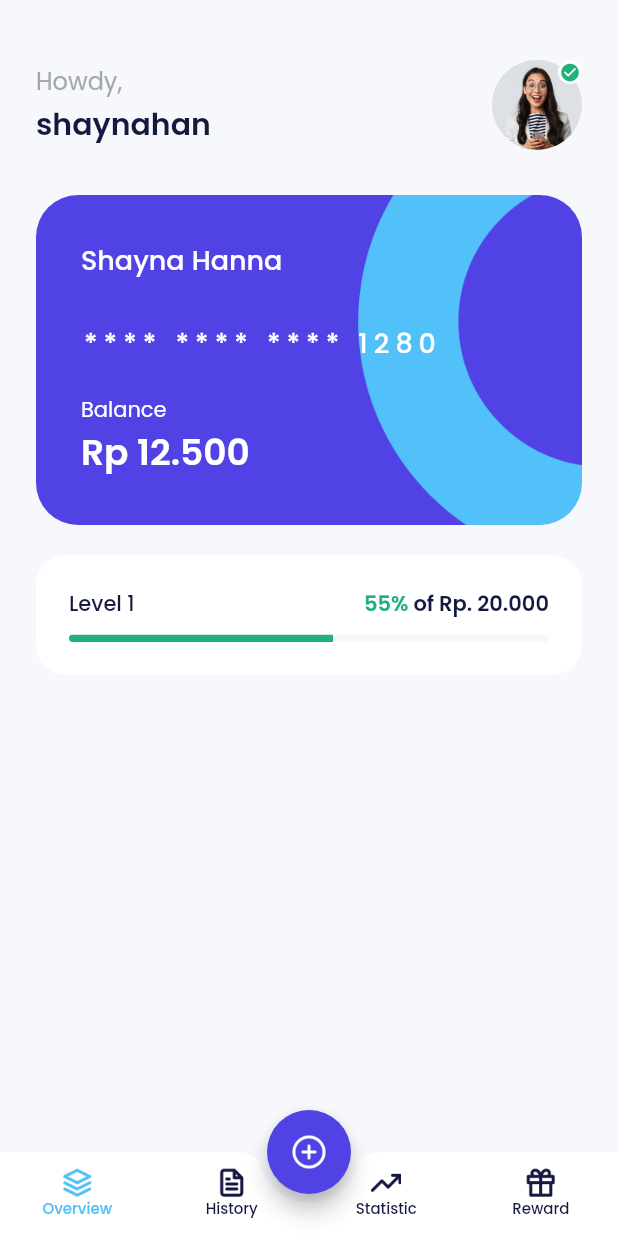
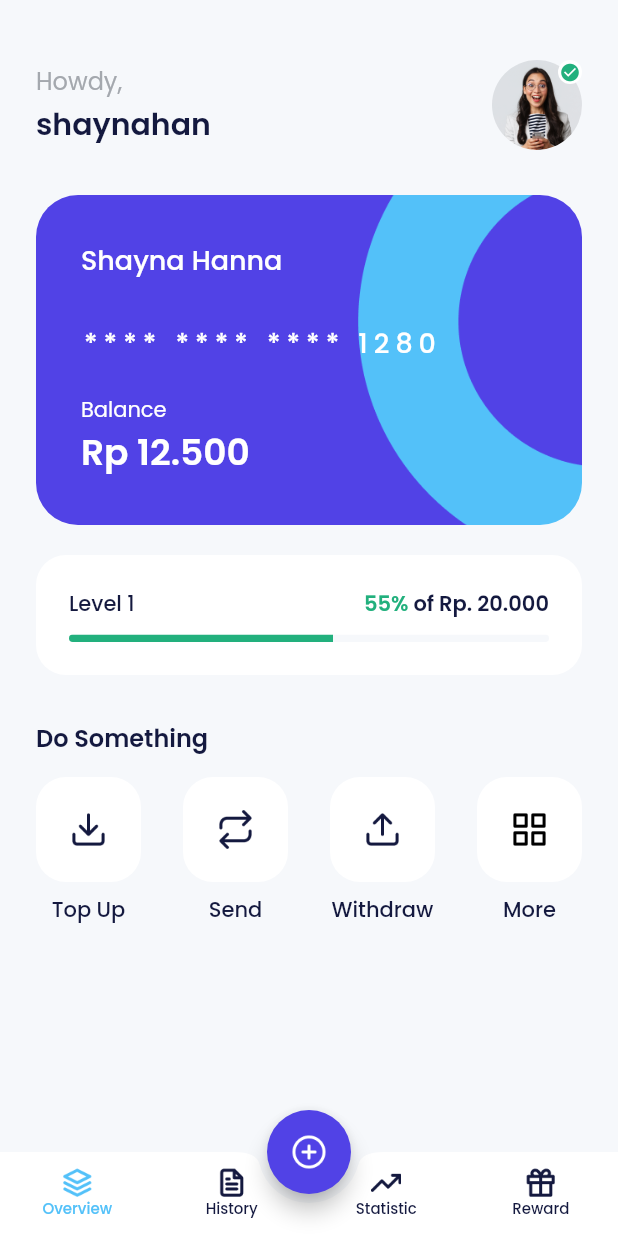
Before and after one commit to rizalfadiaalfikri/bank-sha, a Flutter app: the HomePage screen opened by its route, on a phone screen of 412 x 824 dp. Run offline on Flutter 3.47's test engine with Material 2 defaults, Android fonts, the phone set to English and light mode, and no system bars; our stand-ins replace carousel_slider, google_fonts.

Commit message:
create build service in home page

```diff
--- a/lib/ui/pages/home_page.dart
+++ b/lib/ui/pages/home_page.dart
@@ -1,4 +1,5 @@
 import 'package:bank_sha/shared/theme.dart';
+import 'package:bank_sha/ui/widgets/home_service_item.dart';
 import 'package:flutter/material.dart';
 import 'package:google_fonts/google_fonts.dart';
 
@@ -81,6 +82,7 @@ class HomePage extends StatelessWidget {
           buildProfile(),
           buildWalletCard(),
           buildLevelCard(),
+          buildServices(),
         ],
       ),
     );
@@ -262,4 +264,50 @@ class HomePage extends StatelessWidget {
       ),
     );
   }
+
+  Widget buildServices() {
+    return Container(
+      margin: const EdgeInsets.only(top: 30),
+      child: Column(
+        crossAxisAlignment: CrossAxisAlignment.start,
+        children: [
+          Text(
+            'Do Something',
+            style: blackTextStyle.copyWith(
+              fontSize: 16,
+              fontWeight: semiBold,
+            ),
+          ),
+          const SizedBox(
+            height: 14,
+          ),
+          Row(
+            mainAxisAlignment: MainAxisAlignment.spaceBetween,
+            children: [
+              HomeServiceItem(
+                iconUrl: "assets/ic_topup.png",
+                title: "Top Up",
+                onTap: () {},
+              ),
+              HomeServiceItem(
+                iconUrl: "assets/ic_send.png",
+                title: "Send",
+                onTap: () {},
+              ),
+              HomeServiceItem(
+                iconUrl: "assets/ic_withdraw.png",
+                title: "Withdraw",
+                onTap: () {},
+              ),
+              HomeServiceItem(
+                iconUrl: "assets/ic_more.png",
+                title: "More",
+                onTap: () {},
+              ),
+            ],
+          )
+        ],
+      ),
+    );
+  }
 }
--- /dev/null
+++ b/lib/ui/widgets/home_service_item.dart
@@ -0,0 +1,41 @@
+import 'package:bank_sha/shared/theme.dart';
+import 'package:flutter/material.dart';
+
+class HomeServiceItem extends StatelessWidget {
+  final String iconUrl;
+  final String title;
+  final VoidCallback? onTap;
+
+  const HomeServiceItem(
+      {Key? key, required this.iconUrl, required this.title, this.onTap});
+
+  @override
+  Widget build(BuildContext context) {
+    return Column(
+      children: [
+        Container(
+          width: 70,
+          height: 70,
+          margin: const EdgeInsets.only(bottom: 8),
+          decoration: BoxDecoration(
+            borderRadius: BorderRadius.circular(20),
+            color: Colors.white,
+          ),
+          child: Center(
+            child: Image.asset(
+              iconUrl,
+              width: 26,
+            ),
+          ),
+        ),
+        Text(
+          title,
+          style: blackTextStyle.copyWith(
+            fontSize: 14,
+            fontWeight: medium,
+          ),
+        ),
+      ],
+    );
+  }
+}
```
